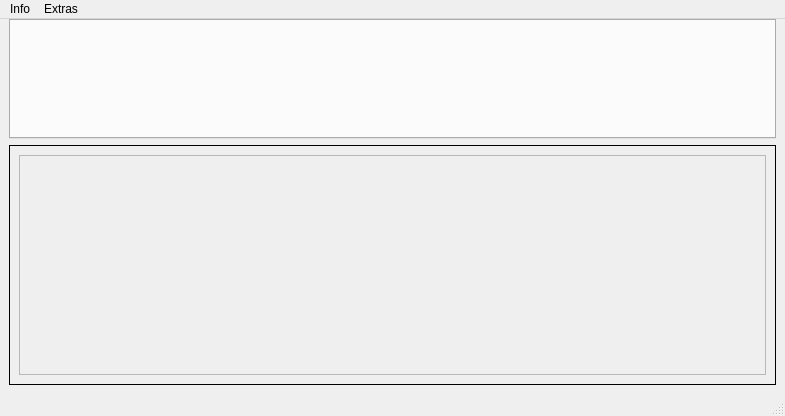
Qt form ui/soundboard.ui (KROIA/Soundboard) before a commit.
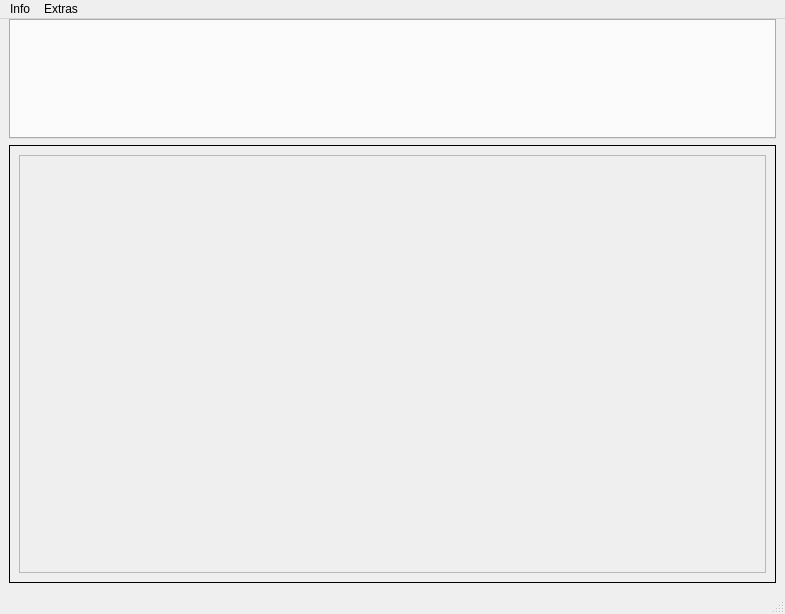
The same form after that commit. Custom widgets are drawn as their Qt base class.

What changed in the file:
```diff
--- a/ui/soundboard.ui
+++ b/ui/soundboard.ui
@@ -7,7 +7,7 @@
     <x>0</x>
     <y>0</y>
     <width>785</width>
-    <height>416</height>
+    <height>614</height>
    </rect>
   </property>
   <property name="windowTitle">
```
Left out of the diff: 2 changed lines with no effect on the pictures.
